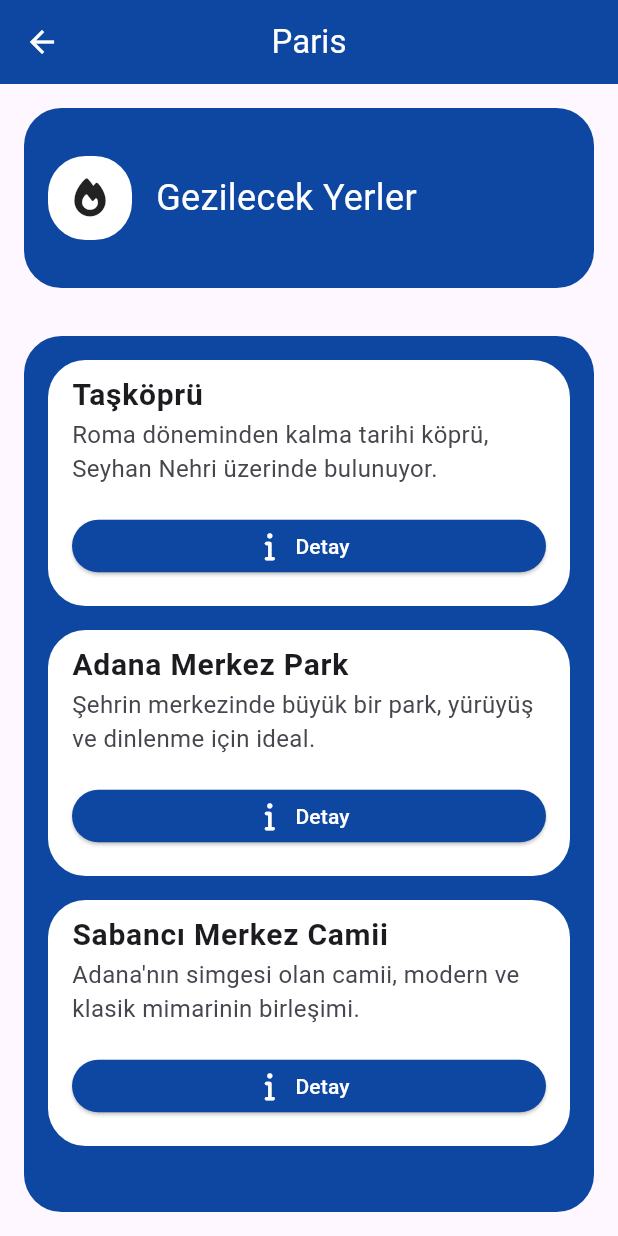
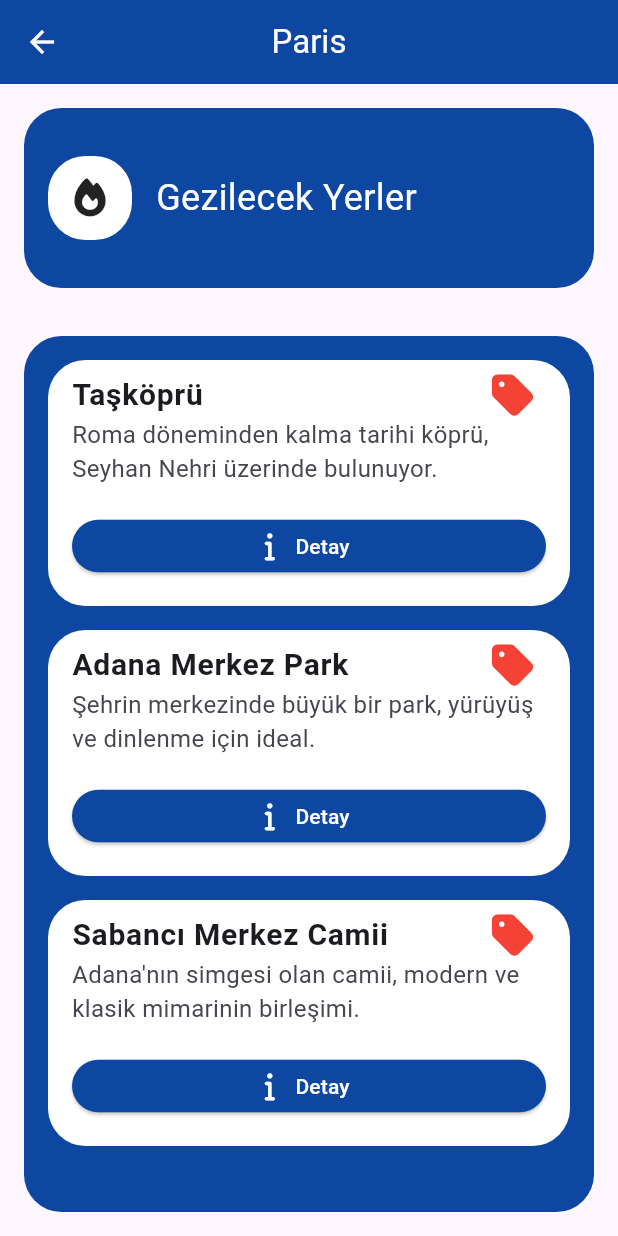
Before and after one commit to Berk2259/Gezinti, a Flutter app: the SehirDetail screen opened directly, on a phone screen of 412 x 824 dp. Run offline on Flutter 3.47's test engine with Material 3 defaults, Android fonts, the phone set to English and light mode, and no system bars; our stand-ins replace curved_navigation_bar, font_awesome_flutter.

Commit message:
tag widgetı eklenmesi ve tag işlemleri

```diff
--- /dev/null
+++ b/lib/Container/container.dart
@@ -0,0 +1,4 @@
+export 'diger_ulkeler_detail_container.dart';
+export 'tek_ulke_container_widget.dart';
+export 'turkey_detail_container.dart';
+export 'ulke_container.dart';
--- a/lib/Detail/france_detail.dart
+++ b/lib/Detail/france_detail.dart
@@ -1,7 +1,7 @@
 import 'package:flutter/material.dart';
 import 'package:gezinti/Detail/detail.dart';
 import 'package:gezinti/Model/model.dart';
-import 'package:gezinti/UlkeContainer/ulke_container.dart';
+import 'package:gezinti/Container/ulke_container.dart';
 import 'package:gezinti/Widget/widget.dart';
 
 //Fransadaki şehirler burada bulunuyor
--- a/lib/Detail/sehir_detail.dart
+++ b/lib/Detail/sehir_detail.dart
@@ -76,12 +76,18 @@ class SehirDetail extends StatelessWidget {
                           crossAxisAlignment: CrossAxisAlignment.start,
                           children: [
                             ListTile(
-                              title: Text(
-                                sehir.mekanlar[index].mekanIsim,
-                                style: TextStyle(
-                                  fontWeight: FontWeight.bold,
-                                  fontSize: 20,
-                                ),
+                              title: Row(
+                                children: [
+                                  Text(
+                                    sehir.mekanlar[index].mekanIsim,
+                                    style: TextStyle(
+                                      fontWeight: FontWeight.bold,
+                                      fontSize: 20,
+                                    ),
+                                  ),
+                                  Spacer(),
+                                  mekan.tags,
+                                ],
                               ),
                               subtitle: Text(
                                 sehir.mekanlar[index].mekanAciklama,
--- a/lib/Detail/spain_detail.dart
+++ b/lib/Detail/spain_detail.dart
@@ -1,7 +1,7 @@
 import 'package:flutter/material.dart';
 import 'package:gezinti/Detail/sehir_detail.dart';
 import 'package:gezinti/Model/model.dart';
-import 'package:gezinti/UlkeContainer/diger_ulkeler_detail_container.dart';
+import 'package:gezinti/Container/diger_ulkeler_detail_container.dart';
 import 'package:gezinti/Widget/widget.dart';
 
 //ispanyadaki şehirler burada bulunacak
--- a/lib/Detail/turkey_detail.dart
+++ b/lib/Detail/turkey_detail.dart
@@ -2,7 +2,7 @@ import 'package:flutter/material.dart';
 import 'package:gezinti/Detail/detail.dart';
 import 'package:gezinti/Model/model.dart';
 import 'package:gezinti/Widget/widget.dart';
-import 'package:gezinti/UlkeContainer/ulke_container.dart';
+import 'package:gezinti/Container/ulke_container.dart';
 
 //Türkiyedeki iller burada bulunuyor
 class TurkeyDetail extends StatelessWidget {
--- a/lib/Model/mekan_model.dart
+++ b/lib/Model/mekan_model.dart
@@ -1,15 +1,18 @@
 //Her şehirdeki mekanların detay özellikleri burada tanımlanıyor daha sonra bu özellikler ulke_sehir_model da kullanılıyor
+
+import 'package:flutter/material.dart';
 
 class MekanModel {
   final String mekanIsim;
   final String mekanAciklama;
   final double? enlem;
   final double? boylam;
-
+  final Icon tags;
   MekanModel({
     required this.mekanIsim,
     required this.mekanAciklama,
     required this.enlem,
     required this.boylam,
+    required this.tags,
   });
 }
--- a/lib/Screen/historical_screen.dart
+++ b/lib/Screen/historical_screen.dart
@@ -1,5 +1,6 @@
 import 'package:flutter/material.dart';
 import 'package:gezinti/Widget/widget.dart';
+import 'package:gezinti/Container/container.dart';
 
 //Uygulamanın ana sayfasıdır ülkeler burada listeleniyor.
 class HistoricalScreen extends StatelessWidget {
--- a/lib/Widget/color_widget.dart
+++ b/lib/Widget/color_widget.dart
@@ -33,4 +33,16 @@ class ColorWidget {
   static const Color black45 = Color(0x73000000);
   static const Color black54 = Color(0x8A000000);
   static const Color black87 = Color(0xDD000000);
+
+  //==============Red Section===============
+  static const Color red50 = Color(0xFFFFEBEE);
+  static const Color red100 = Color(0xFFFFCDD2);
+  static const Color red200 = Color(0xFFEF9A9A);
+  static const Color red300 = Color(0xFFE57373);
+  static const Color red400 = Color(0xFFEF5350);
+  static const Color red500 = Color(0xFFF44336);
+  static const Color red600 = Color(0xFFE53935);
+  static const Color red700 = Color(0xFFD32F2F);
+  static const Color red800 = Color(0xFFC62828);
+  static const Color red900 = Color(0xFFB71C1C);
 }
--- a/lib/Widget/widget.dart
+++ b/lib/Widget/widget.dart
@@ -1,3 +1,2 @@
 export 'appBar_widget.dart';
-export 'tek_ulke_container_widget.dart';
 export 'color_widget.dart';
```
Also changed, not shown: lib/Model/sehirler_data_model.dart (+100 -7 lines), lib/Widget/tag_widget.dart (added, +21 -0 lines), lib/Container/diger_ulkeler_detail_container.dart (renamed from lib/UlkeContainer/diger_ulkeler_detail_container.dart), lib/Container/tek_ulke_container_widget.dart (renamed from lib/Widget/tek_ulke_container_widget.dart), lib/Container/turkey_detail_container.dart (renamed from lib/UlkeContainer/turkey_detail_container.dart), lib/Container/ulke_container.dart (renamed from lib/UlkeContainer/ulke_container.dart).
